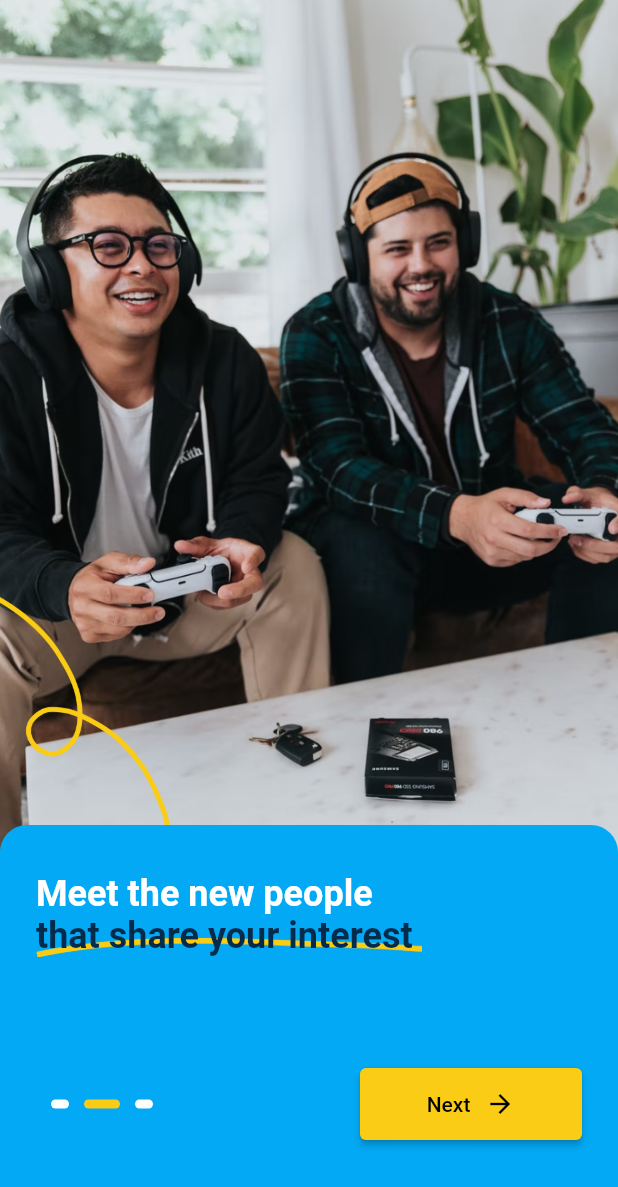
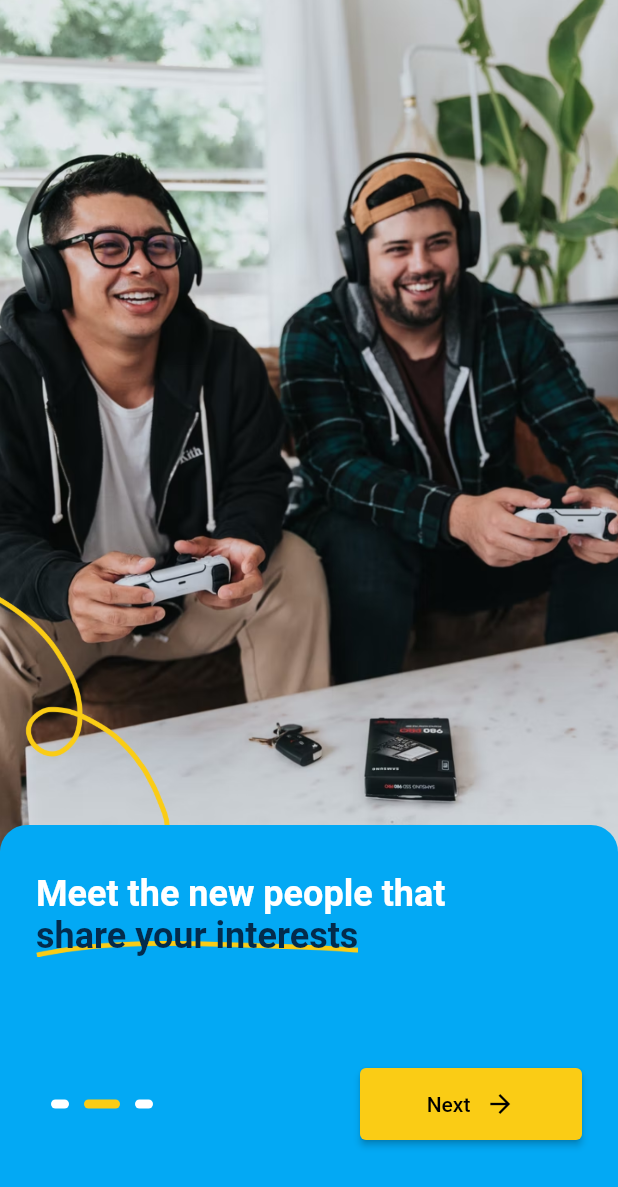
Before and after one commit to Priyanshu-Singhz/letsconnectnewui, a Flutter app: the screen it shows after launch, swiped to page 2, on a phone screen of 412 x 824 dp. Shown: the top 1187 px of the screen. Run offline on Flutter 3.47's test engine with Material 2 defaults, Android fonts, the phone set to English and light mode, and no system bars.

Commit message:
minor changes

```diff
--- a/lib/main.dart
+++ b/lib/main.dart
@@ -1,5 +1,5 @@
 import 'package:flutter/material.dart';
-import 'package:letsconnectnewui/screens/onboarding.dart';
+import 'package:letsconnectnewui/screens/onboarding/onboarding.dart';
 
 void main() {
   runApp(MyApp());
--- a/lib/models/onboarding_model.dart
+++ b/lib/models/onboarding_model.dart
@@ -8,14 +8,14 @@ class OnBoardingModel {
 List<OnBoardingModel> onBoardingList = [
   OnBoardingModel(
     imgUrl: "assets/onboarding/onboard1.png",
-    labels: ["Find people that ", "get your vibe ", "and don't judge"],
+    labels: ["Find people that ", "get your", "vibe", " and don't judge"],
   ),
   OnBoardingModel(
     imgUrl: "assets/onboarding/onboard2.png",
-    labels: ["Meet the new people ", "that share your interest ", ""],
+    labels: ["Meet the new people that ", "share your interests", "" ,""],
   ),
   OnBoardingModel(
     imgUrl: "assets/onboarding/onboard3.png",
-    labels: ["Participate in events"," and get ", "recommendations ", ""],
+    labels: ["Participate in events and get ", "recommendations ", "", ""],
   ),
 ];
--- a/lib/screens/onboarding.dart
+++ b/lib/screens/onboarding/onboarding.dart
@@ -137,8 +137,10 @@ class ContainerCard extends StatelessWidget {
                       child: Container(
                         decoration: BoxDecoration(
                           image: DecorationImage(
-                            image: AssetImage("assets/onboarding/line.png"),
-                            fit: BoxFit.fitWidth,
+                            image: AssetImage(
+                              "assets/onboarding/line.png",
+                            ),
+                            fit: BoxFit.contain,
                             alignment: Alignment.bottomCenter,
                           ),
                         ),
@@ -155,13 +157,36 @@ class ContainerCard extends StatelessWidget {
                   ],
                 ),
                 TextSpan(
-                  text: model.labels[2],
+                  children: [
+                    WidgetSpan(
+                      child: Container(
+                        decoration: BoxDecoration(
+                          image: DecorationImage(
+                            image: AssetImage("assets/onboarding/line.png"),
+                            fit: BoxFit.fitWidth,
+                            alignment: Alignment.bottomCenter,
+                          ),
+                        ),
+                        child: Text(
+                          model.labels[2],
+                          style: TextStyle(
+                            color: Color.fromARGB(255, 3, 43, 76),
+                            fontSize: 24,
+                            fontWeight: FontWeight.w700,
+                          ),
+                        ),
+                      ),
+                    )
+                  ],
+                ),
+                TextSpan(
+                  text: model.labels[3],
                   style: TextStyle(
                     color: Colors.white,
                     fontSize: 24,
                     fontWeight: FontWeight.w700,
                   ),
-                ),
+                )
               ],
             ),
           ),
```
Also changed, not shown: assets/loginpage/background.png (added), assets/onboarding/text1.png (deleted), assets/onboarding/text2.png (deleted), assets/onboarding/text3.png (deleted), assets/splashscreen/splashscreenimage.png (added).
